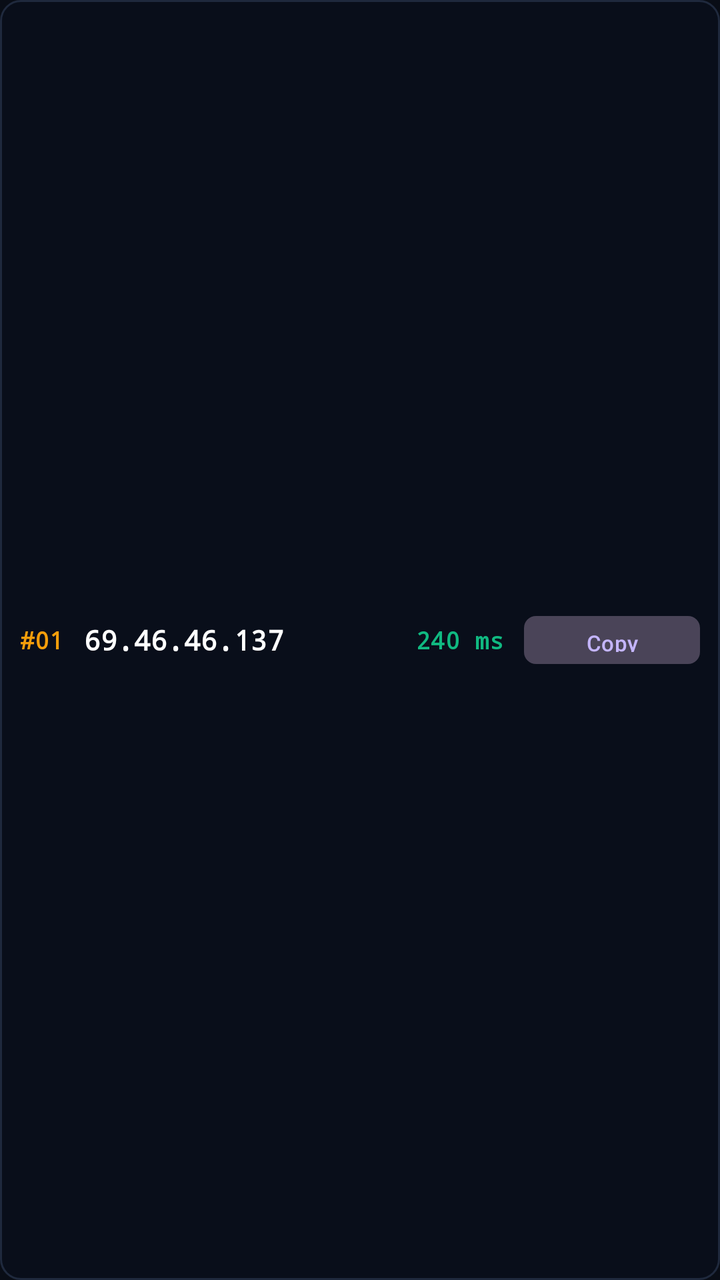
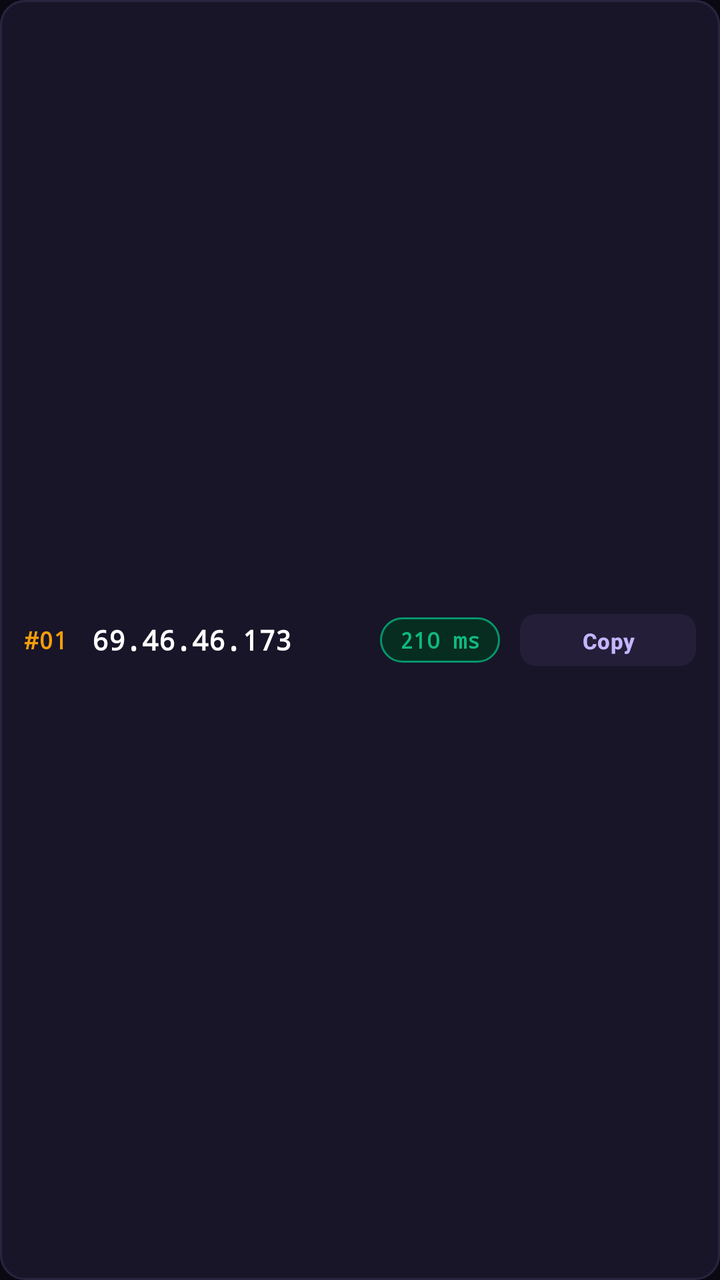

The first picture is an Android layout as it rendered before a commit; the second is the same layout after the commit. The layout source and the unified diff follow.
<!-- AndroidManifest.xml: application theme Theme.RailwayIPScanner -->
<!-- res/layout/item_ip_result.xml -->
<?xml version="1.0" encoding="utf-8"?>
<LinearLayout xmlns:android="http://schemas.android.com/apk/res/android"
    xmlns:app="http://schemas.android.com/apk/res-auto"
    android:layout_width="match_parent"
    android:layout_height="wrap_content"
    android:orientation="horizontal"
    android:gravity="center_vertical"
    android:background="@drawable/bg_item_row"
    android:padding="10dp"
    android:layout_marginBottom="6dp">

    <TextView
        android:id="@+id/tvRank"
        android:layout_width="32dp"
        android:layout_height="wrap_content"
        android:text="#01"
        android:textColor="@color/gold"
        android:textSize="12sp"
        android:fontFamily="monospace"
        android:textStyle="bold" />

    <TextView
        android:id="@+id/tvIp"
        android:layout_width="0dp"
        android:layout_height="wrap_content"
        android:layout_weight="1"
        android:text="69.46.46.137"
        android:textColor="@color/white"
        android:textSize="14sp"
        android:fontFamily="monospace"
        android:textStyle="bold" />

    <TextView
        android:id="@+id/tvDelay"
        android:layout_width="wrap_content"
        android:layout_height="wrap_content"
        android:text="240 ms"
        android:textColor="@color/success"
        android:textSize="12sp"
        android:fontFamily="monospace"
        android:textStyle="bold"
        android:layout_marginEnd="10dp" />

    <com.google.android.material.button.MaterialButton
        android:id="@+id/btnCopyRow"
        style="@style/Widget.Material3.Button.TonalButton"
        android:layout_width="wrap_content"
        android:layout_height="32dp"
        android:text="Copy"
        android:textSize="11sp"
        android:textColor="@color/accent"
        app:cornerRadius="6dp" />

</LinearLayout>
<!-- resources referenced by this layout -->
<resources>
  <color name="accent">#C4B5FD</color>
  <color name="gold">#F59E0B</color>
  <color name="success">#10B981</color>
  <color name="white">#FFFFFF</color>
  <!-- drawable bg_item_row (drawable) -->
  <?xml version="1.0" encoding="utf-8"?>
  <shape xmlns:android="http://schemas.android.com/apk/res/android">
      <solid android:color="@color/input_bg" />
      <stroke android:width="1dp" android:color="@color/card_border" />
      <corners android:radius="10dp" />
  </shape>
  <style name="Theme.RailwayIPScanner" parent="Theme.Material3.Dark.NoActionBar">
          <item name="colorPrimary">@color/primary</item>
          <item name="android:statusBarColor">@color/bg</item>
          <item name="android:navigationBarColor">@color/bg</item>
          <item name="android:windowBackground">@color/bg</item>
      </style>
  <color name="input_bg">#090E1A</color>
  <color name="card_border">#1F293D</color>
  <color name="primary">#8B5CF6</color>
  <color name="bg">#090D16</color>
</resources>

<!-- the commit's change to res/layout/item_ip_result.xml (unified diff, before → after) -->
@@ -6,49 +6,59 @@
     android:orientation="horizontal"
     android:gravity="center_vertical"
     android:background="@drawable/bg_item_row"
-    android:padding="10dp"
-    android:layout_marginBottom="6dp">
+    android:paddingVertical="10dp"
+    android:paddingHorizontal="12dp"
+    android:layout_marginBottom="8dp">
 
+    
     <TextView
         android:id="@+id/tvRank"
-        android:layout_width="32dp"
+        android:layout_width="34dp"
         android:layout_height="wrap_content"
         android:text="#01"
-        android:textColor="@color/gold"
+        android:textColor="@color/railway_gold"
         android:textSize="12sp"
         android:fontFamily="monospace"
         android:textStyle="bold" />
 
+    
     <TextView
         android:id="@+id/tvIp"
         android:layout_width="0dp"
         android:layout_height="wrap_content"
         android:layout_weight="1"
-        android:text="69.46.46.137"
+        android:text="69.46.46.173"
         android:textColor="@color/white"
         android:textSize="14sp"
         android:fontFamily="monospace"
         android:textStyle="bold" />
 
+    
     <TextView
         android:id="@+id/tvDelay"
         android:layout_width="wrap_content"
         android:layout_height="wrap_content"
-        android:text="240 ms"
+        android:text="210 ms"
         android:textColor="@color/success"
-        android:textSize="12sp"
+        android:textSize="11sp"
         android:fontFamily="monospace"
         android:textStyle="bold"
+        android:background="@drawable/bg_badge_delay"
+        android:paddingHorizontal="10dp"
+        android:paddingVertical="4dp"
         android:layout_marginEnd="10dp" />
 
+    
     <com.google.android.material.button.MaterialButton
         android:id="@+id/btnCopyRow"
         style="@style/Widget.Material3.Button.TonalButton"
         android:layout_width="wrap_content"
-        android:layout_height="32dp"
+        android:layout_height="34dp"
         android:text="Copy"
         android:textSize="11sp"
+        android:textStyle="bold"
         android:textColor="@color/accent"
-        app:cornerRadius="6dp" />
+        app:backgroundTint="#241E38"
+        app:cornerRadius="8dp" />
 
 </LinearLayout>
<!-- resource entries referenced after the edit -->
@@ -1,15 +1,22 @@
 <!-- resources referenced by this layout -->
 <resources>
   <color name="accent">#C4B5FD</color>
-  <color name="gold">#F59E0B</color>
+  <color name="railway_gold">#F59E0B</color>
   <color name="success">#10B981</color>
   <color name="white">#FFFFFF</color>
+  <!-- drawable bg_badge_delay (drawable) -->
+  <?xml version="1.0" encoding="utf-8"?>
+  <shape xmlns:android="http://schemas.android.com/apk/res/android">
+      <solid android:color="@color/success_bg" />
+      <stroke android:width="1dp" android:color="@color/success_border" />
+      <corners android:radius="20dp" />
+  </shape>
   <!-- drawable bg_item_row (drawable) -->
   <?xml version="1.0" encoding="utf-8"?>
   <shape xmlns:android="http://schemas.android.com/apk/res/android">
       <solid android:color="@color/input_bg" />
       <stroke android:width="1dp" android:color="@color/card_border" />
-      <corners android:radius="10dp" />
+      <corners android:radius="12dp" />
   </shape>
   <style name="Theme.RailwayIPScanner" parent="Theme.Material3.Dark.NoActionBar">
           <item name="colorPrimary">@color/primary</item>
@@ -17,9 +24,11 @@
           <item name="android:navigationBarColor">@color/bg</item>
           <item name="android:windowBackground">@color/bg</item>
       </style>
-  <color name="input_bg">#090E1A</color>
-  <color name="card_border">#1F293D</color>
-  <color name="primary">#8B5CF6</color>
-  <color name="bg">#090D16</color>
+  <color name="success_bg">#062D20</color>
+  <color name="success_border">#059669</color>
+  <color name="input_bg">#181528</color>
+  <color name="card_border">#2A2440</color>
+  <color name="primary">#7C3AED</color>
+  <color name="bg">#0A0912</color>
 </resources>
 
